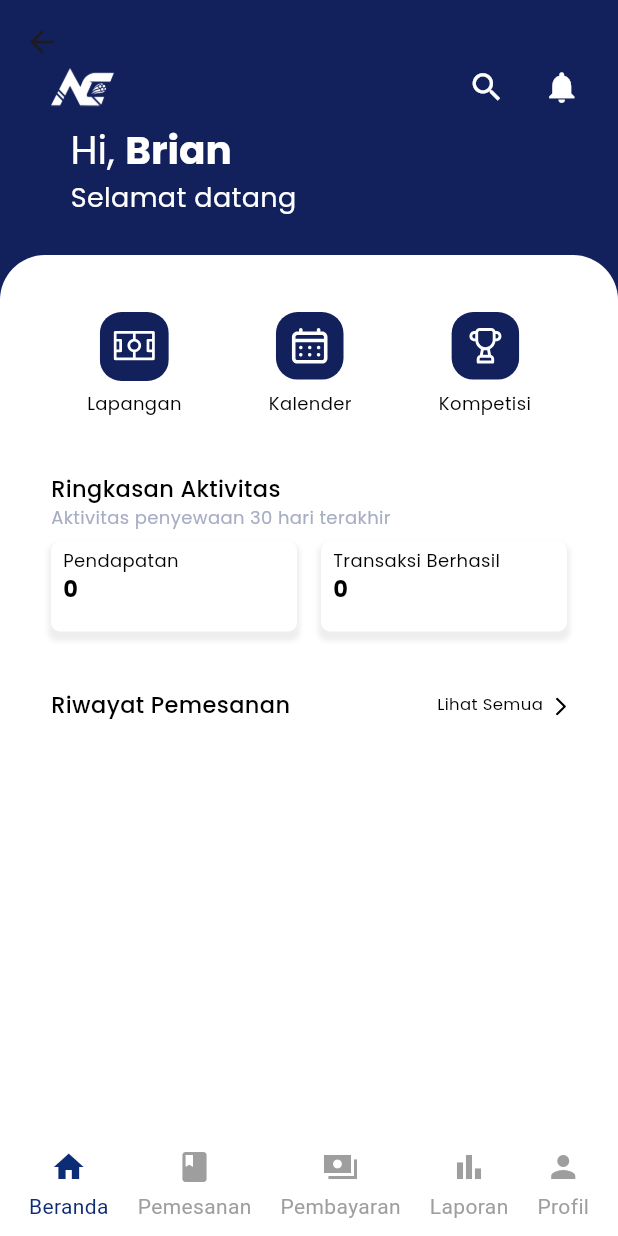
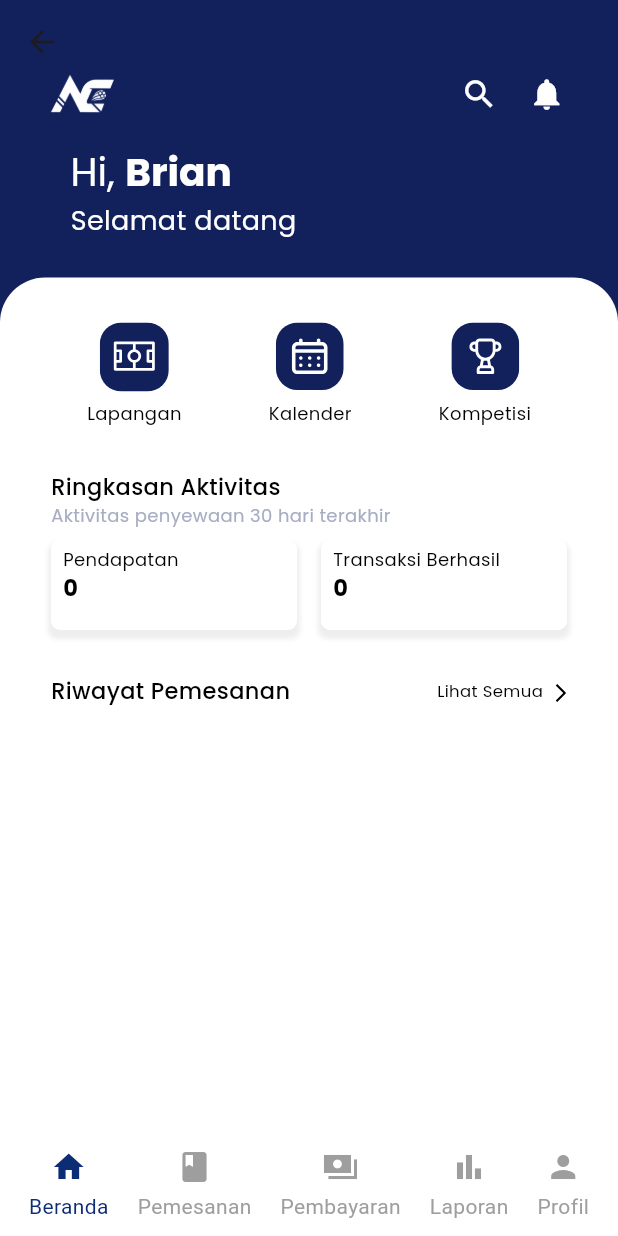
Before and after one commit to Iniwizzy/arena-connect-owner, a Flutter app: the HomePage screen opened directly, on a phone screen of 412 x 824 dp. Run offline on Flutter 3.47's test engine with Material 3 defaults, Android fonts, the light colour scheme and no system bars; our stand-ins replace flutter_svg.

Commit message:
fix tampilan beranda

```diff
--- a/lib/screens/homepage/home.dart
+++ b/lib/screens/homepage/home.dart
@@ -35,18 +35,25 @@ class HomePage extends StatelessWidget {
                       onTap: () {
                         Navigator.pushNamed(context, '/search');
                       },
+                      borderRadius: BorderRadius.circular(50),
+                      highlightColor: white.withOpacity(0.2),
+                      splashColor: white.withOpacity(0.2),
                       child: SizedBox(
-                        height: 25,
+                        height: 45,
+                        width: 45,
                         child: Icon(Icons.search, size: 25, color: Colors.white),
                       ),
                     ),
-                    const SizedBox(width: 25),
                     InkWell(
                       onTap: () {
                         Navigator.pushNamed(context, '/notifikasi');
                       },
+                      borderRadius: BorderRadius.circular(50),
+                      highlightColor: white.withOpacity(0.2),
+                      splashColor: white.withOpacity(0.2),
                       child: SizedBox(
-                        height: 25,
+                        height: 45,
+                        width: 45,
                         child: Icon(Icons.notifications, size: 25, color: Colors.white),
                       ),
                     ),
@@ -60,6 +67,7 @@ class HomePage extends StatelessWidget {
       ),
       body: Column(
         children: [
+          const SizedBox(height: 15),
           Container(
               padding: EdgeInsets.only(left: 47),
               child: Align(
@@ -110,14 +118,12 @@ class HomePage extends StatelessWidget {
               ),
               child: Column(
                 children: [
-                  SizedBox(height: 38),
+                  SizedBox(height: 30),
                   _listBar(context),
-                  SizedBox(height: 38),
+                  SizedBox(height: 30),
                   _ringkasan(context),
-                  SizedBox(height: 38),
+                  SizedBox(height: 30),
                   _pemesanan(context),
-                  // SizedBox(height: 150),
-                  // _BottomNavigation(context),
                 ],
               ),
             ),
@@ -399,87 +405,3 @@ Widget _bottomNavItem(BuildContext context, String route, IconData icon,
     ),
   );
 }
-
-// Widget _BottomNavigation(BuildContext context) {
-//   return Container(
-//     color: Colors.white,
-//     padding: const EdgeInsets.symmetric(
-//         vertical: 10), // Opsional untuk memberi padding di sekitar tombol
-//     child: Row(
-//       mainAxisAlignment: MainAxisAlignment.spaceEvenly,
-//       children: [
-//         InkWell(
-//           onTap: () {
-//             // Aksi ketika ikon Beranda diklik
-//             Navigator.pushNamed(context, '/home');
-//           },
-//           child: Column(
-//             mainAxisSize: MainAxisSize.min,
-//             children: const [
-//               Icon(Icons.home, color: Color(0xFF0D2C76)),
-//               SizedBox(height: 4),
-//               Text("Beranda", style: TextStyle(color: Color(0xFF0D2C76))),
-//             ],
-//           ),
-//         ),
-//         InkWell(
-//           onTap: () {
-//             // Aksi ketika ikon Pemesanan diklik
-//             ;
-//             Navigator.pushNamed(context, '/pemesanan');
-//           },
-//           child: Column(
-//             mainAxisSize: MainAxisSize.min,
-//             children: const [
-//               Icon(Icons.book, color: Colors.grey),
-//               SizedBox(height: 4),
-//               Text("Pemesanan", style: TextStyle(color: Colors.grey)),
-//             ],
-//           ),
-//         ),
-//         InkWell(
-//           onTap: () {
-//             // Aksi ketika ikon Pembayaran diklik
-//             Navigator.pushNamed(context, '/pembayaran');
-//           },
-//           child: Column(
-//             mainAxisSize: MainAxisSize.min,
-//             children: const [
-//               Icon(Icons.payments_sharp, color: Colors.grey),
-//               SizedBox(height: 4),
-//               Text("Pembayaran", style: TextStyle(color: Colors.grey)),
-//             ],
-//           ),
-//         ),
-//         InkWell(
-//           onTap: () {
-//             // Aksi ketika ikon Laporan diklik
-//             Navigator.pushNamed(context, '/laporankeuangan');
-//           },
-//           child: Column(
-//             mainAxisSize: MainAxisSize.min,
-//             children: const [
-//               Icon(Icons.bar_chart, color: Colors.grey),
-//               SizedBox(height: 4),
-//               Text("Laporan", style: TextStyle(color: Colors.grey)),
-//             ],
-//           ),
-//         ),
-//         InkWell(
-//           onTap: () {
-//             // Aksi ketika ikon Profil diklik
-//             Navigator.pushNamed(context, '/profil');
-//           },
-//           child: Column(
-//             mainAxisSize: MainAxisSize.min,
-//             children: const [
-//               Icon(Icons.person, color: Colors.grey),
-//               SizedBox(height: 4),
-//               Text("Profil", style: TextStyle(color: Colors.grey)),
-//             ],
-//           ),
-//         ),
-//       ],
-//     ),
-//   );
-// }
```
